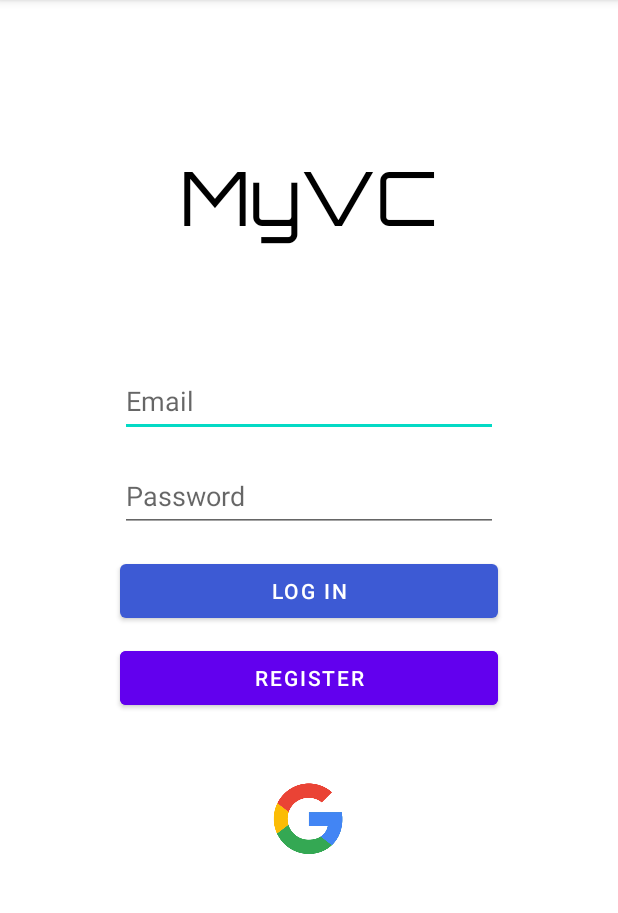
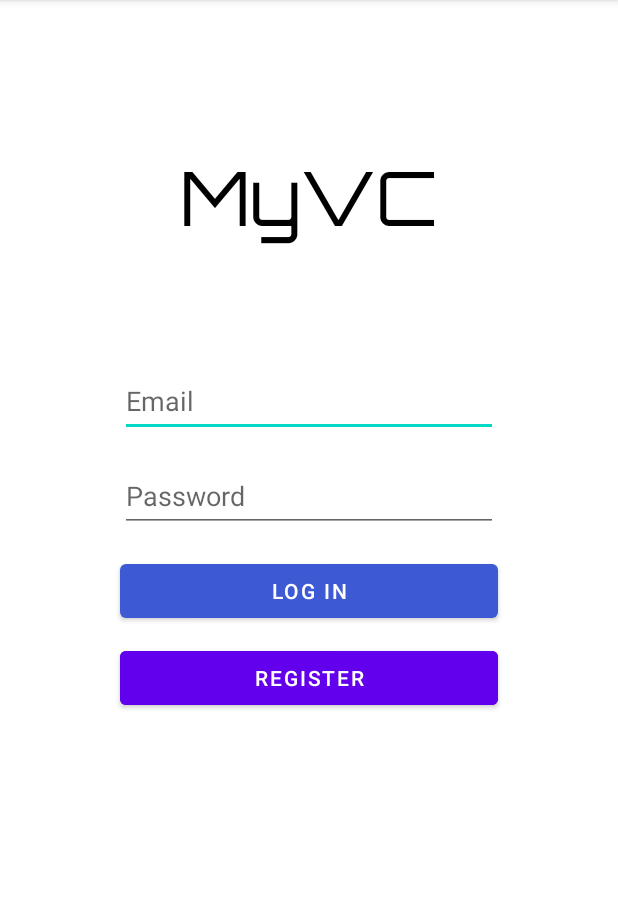
Before and after one commit to ESanchez-729/Proyecto_TFG, an Android app: the screen it shows after launch (LoginActivity), on a phone screen of 412 x 824 dp, the part 84-997 px from its top. Run offline under Robolectric (Android 15) with nearby library versions, the phone set to English and light mode, and no system bars; libraries missing offline, so code that uses them is left out: io.supabase.gotrue; 5 statements that could not run were skipped.

```diff
--- a/app/src/main/java/com/example/proyecto_tfg/activities/LoginActivity.kt
+++ b/app/src/main/java/com/example/proyecto_tfg/activities/LoginActivity.kt
@@ -26,7 +26,6 @@ class LoginActivity : AppCompatActivity() {
         val passwordText : EditText = findViewById(R.id.login_password)
         val loginBtn : Button = findViewById(R.id.login_button)
         val registerBtn : Button = findViewById(R.id.register_button)
-        val googleBtn : ImageButton = findViewById(R.id.googleLogin)
 
         val usrManager = SBUserManager(this)
 
--- a/app/src/main/java/com/example/proyecto_tfg/models/ProfileSB.kt
+++ b/app/src/main/java/com/example/proyecto_tfg/models/ProfileSB.kt
@@ -2,9 +2,9 @@ package com.example.proyecto_tfg.models
 
 data class ProfileSB (
     val user_id : String,
-    val username : String,
+    var username : String,
     var avatar_url : String,
-    val description : String?,
-    val country : Number?,
+    var description : String?,
+    var country : Number?,
     val related_accounts : List<String>?
         )
--- /dev/null
+++ b/app/src/main/res/drawable/image_border.xml
@@ -0,0 +1,5 @@
+<?xml version="1.0" encoding="utf-8"?>
+<shape xmlns:android="http://schemas.android.com/apk/res/android">
+    <stroke android:width="5dp" android:color="#000000"/>
+    <padding android:left="5dp" android:top="5dp" android:right="5dp" android:bottom="5dp"/>
+</shape>
--- a/app/src/main/res/layout/activity_login.xml
+++ b/app/src/main/res/layout/activity_login.xml
@@ -68,18 +68,4 @@
         android:layout_marginTop="10dp"
         android:layout_marginEnd="80dp" />
 
-    <ImageButton
-        android:id="@+id/googleLogin"
-        android:layout_width="80dp"
-        android:layout_height="80dp"
-        android:layout_below="@+id/register_button"
-        android:layout_alignParentBottom="true"
-        android:layout_centerHorizontal="true"
-        android:layout_marginTop="15dp"
-        android:layout_marginBottom="166dp"
-        android:background="@android:color/transparent"
-        android:scaleType="fitCenter"
-        app:srcCompat="@drawable/google_icon"
-        tools:ignore="SpeakableTextPresentCheck" />
-
 </RelativeLayout>
--- a/app/src/main/res/values/strings.xml
+++ b/app/src/main/res/values/strings.xml
@@ -28,7 +28,6 @@
     <string name="logout_button">Log out</string>
     <string name="login_button">Log in</string>
     <string name="register_button">Register</string>
-    <string name="pruebaxD">Albion Online es un mmorpg no lineal, en el que escribes tu propia historia</string>
     <string name="completed_status">Completed</string>
     <string name="playing_status">Playing</string>
     <string name="dropped_status">Dropped</string>
@@ -61,4 +60,5 @@
     <string name="country_label">Select a country</string>
     <string name="save_edit">Save changes</string>
     <string name="description">Description</string>
+    <string name="warn_username_not_filled">The username must be specified</string>
 </resources>
```
Also changed, not shown: app/src/main/java/com/example/proyecto_tfg/fragments/ProfileFragment.kt (+84 -8 lines), app/src/main/java/com/example/proyecto_tfg/util/SupabaseDBManager.kt (+34 -1 lines), app/src/main/res/layout/activity_editprofile.xml (+6 -2 lines), app/src/main/res/drawable/google_icon.png (deleted).
